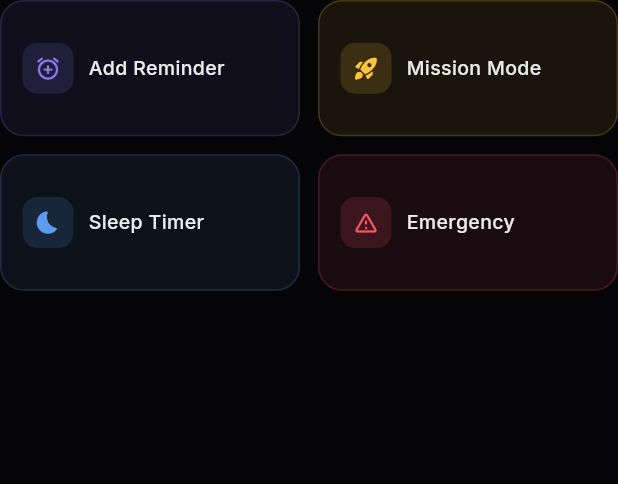
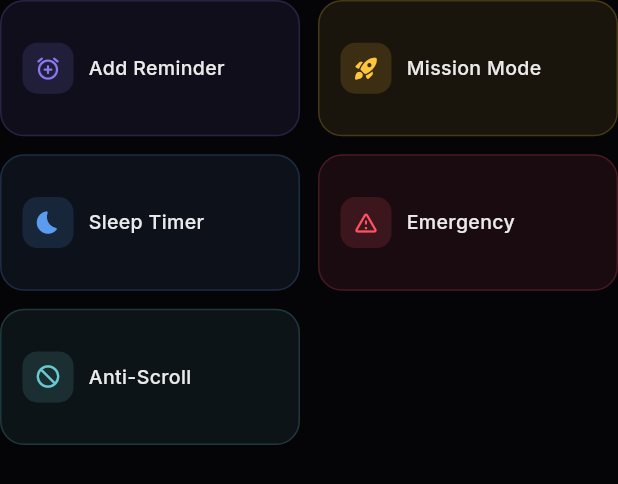
Before and after one commit to 5hu6h4m/MINDLOCK, a Flutter app: the _QuickActionsGrid widget shown alone on an empty page, opened directly, on a phone screen of 412 x 824 dp. Shown: the top 484 px of the screen. Run offline on Flutter 3.47's test engine with Material 3 defaults, Android fonts, the phone set to English and light mode, and no system bars; our stand-ins replace audioplayers, cloud_firestore, firebase_auth, firebase_core, fl_chart, flutter_local_notifications and 9 more; missing offline and left inert: flutter_overlay_window; accounts and stored records are empty.

Commit message:
feat: Anti-Scroll Mode (NoScroll) implemented

```diff
--- a/lib/main.dart
+++ b/lib/main.dart
@@ -10,6 +10,7 @@ import 'core/router/app_router.dart';
 import 'core/theme/app_theme.dart';
 import 'core/providers/theme_provider.dart';
 import 'data/local/hive_boxes.dart';
+import 'core/providers/settings_provider.dart';
 import 'services/notification_service.dart';
 import 'services/alarm_service.dart';
 import 'services/mission_service.dart';
@@ -71,6 +72,10 @@ class MindLockApp extends ConsumerWidget {
     // Listen for native alarms
     _setupNativeListener(ref, router);
 
+    // Initial Sync for No Scroll
+    final settings = ref.read(settingsProvider);
+    PlatformChannel.setNoScrollMode(settings.noScrollEnabled);
+
     return MaterialApp.router(
       title: 'MINDLOCK',
       debugShowCheckedModeBanner: false,
--- a/lib/presentation/home/home_screen.dart
+++ b/lib/presentation/home/home_screen.dart
@@ -685,9 +685,9 @@ class _ReminderCard extends StatelessWidget {
 // ──────────────────────────────────────────────────────────────────────────────
 // Quick Actions Grid
 // ──────────────────────────────────────────────────────────────────────────────
-class _QuickActionsGrid extends StatelessWidget {
+class _QuickActionsGrid extends ConsumerWidget {
   @override
-  Widget build(BuildContext context) {
+  Widget build(BuildContext context, WidgetRef ref) {
     final actions = [
       _QAction(
           icon: Icons.add_alarm_rounded,
@@ -709,6 +709,27 @@ class _QuickActionsGrid extends StatelessWidget {
           label: 'Emergency',
           color: AppTheme.accentRed,
           onTap: () => context.push('/reminders/create')),
+      _QAction(
+          icon: Icons.not_interested_rounded,
+          label: 'Anti-Scroll',
+          color: AppTheme.accentCyan,
+          isActive: ref.watch(settingsProvider).noScrollEnabled,
+          onTap: () async {
+            final current = ref.read(settingsProvider).noScrollEnabled;
+            final newVal = !current;
+            ref.read(settingsProvider.notifier).updateSetting('noScrollEnabled', newVal);
+            await PlatformChannel.setNoScrollMode(newVal);
+
+            if (context.mounted) {
+              ScaffoldMessenger.of(context).showSnackBar(
+                SnackBar(
+                  content: Text(newVal ? 'Anti-Scroll ACTIVATED! 🚫📜' : 'Anti-Scroll Deactivated'),
+                  backgroundColor: newVal ? AppTheme.accentCyan : AppTheme.bgDarkCard,
+                  duration: const Duration(seconds: 2),
+                )
+              );
+            }
+          }),
     ];
 
     return GridView.count(
@@ -727,12 +748,15 @@ class _QAction {
   final IconData icon;
   final String label;
   final Color color;
+  final bool isActive;
   final VoidCallback onTap;
-  const _QAction(
-      {required this.icon,
-      required this.label,
-      required this.color,
-      required this.onTap});
+  const _QAction({
+    required this.icon,
+    required this.label,
+    required this.color,
+    this.isActive = false,
+    required this.onTap,
+  });
 }
 
 class _QuickActionCard extends StatelessWidget {
@@ -746,29 +770,50 @@ class _QuickActionCard extends StatelessWidget {
       child: Container(
         padding: const EdgeInsets.symmetric(horizontal: 14, vertical: 12),
         decoration: BoxDecoration(
-          color: action.color.withOpacity(0.08),
+          color: action.isActive ? action.color.withOpacity(0.2) : action.color.withOpacity(0.08),
           borderRadius: BorderRadius.circular(16),
-          border: Border.all(color: action.color.withOpacity(0.2)),
+          border: Border.all(
+            color: action.isActive ? action.color : action.color.withOpacity(0.2),
+            width: action.isActive ? 1.5 : 1.0,
+          ),
+          boxShadow: action.isActive ? [
+            BoxShadow(color: action.color.withOpacity(0.2), blurRadius: 8, offset: const Offset(0, 2))
+          ] : [],
         ),
         child: Row(
           children: [
             Container(
               padding: const EdgeInsets.all(8),
               decoration: BoxDecoration(
-                color: action.color.withOpacity(0.15),
+                color: action.isActive ? action.color : action.color.withOpacity(0.15),
                 borderRadius: BorderRadius.circular(10),
               ),
-              child: Icon(action.icon, color: action.color, size: 18),
+              child: Icon(
+                action.icon,
+                color: action.isActive ? Colors.white : action.color,
+                size: 18
+              ),
             ),
             const SizedBox(width: 10),
             Expanded(
-              child: Text(
-                action.label,
-                style: const TextStyle(
-                  color: AppTheme.textPrimary,
-                  fontSize: 13,
-                  fontWeight: FontWeight.w500,
-                ),
+              child: Column(
+                mainAxisAlignment: MainAxisAlignment.center,
+                crossAxisAlignment: CrossAxisAlignment.start,
+                children: [
+                  Text(
+                    action.label,
+                    style: TextStyle(
+                      color: action.isActive ? Colors.white : AppTheme.textPrimary,
+                      fontSize: 13,
+                      fontWeight: action.isActive ? FontWeight.w800 : FontWeight.w500,
+                    ),
+                  ),
+                  if (action.isActive)
+                    const Text(
+                      'ACTIVE',
+                      style: TextStyle(color: Colors.white70, fontSize: 8, fontWeight: FontWeight.bold),
+                    ),
+                ],
               ),
             ),
           ],
```
Also changed, not shown: lib/core/providers/settings_provider.dart (+8 -0 lines), lib/services/platform_channel.dart (+18 -0 lines), 3 other files.
